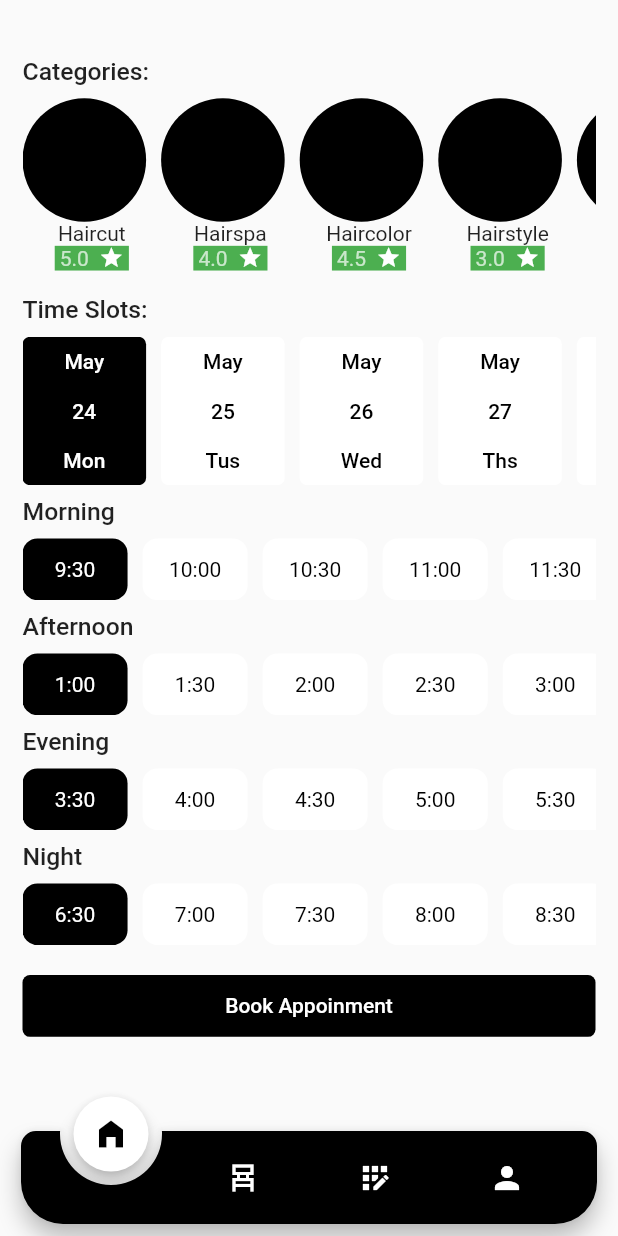
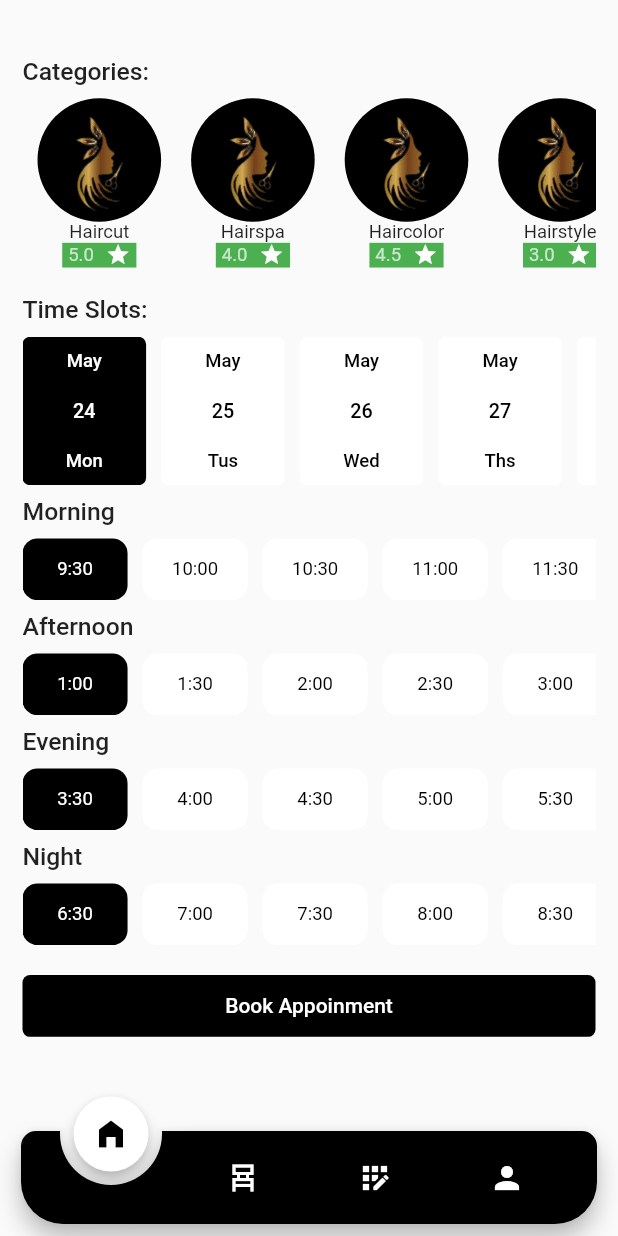
Before and after one commit to shreyachovatiya/hairsalon, a Flutter app: the screen it shows after launch, swiped to page 3, on a phone screen of 412 x 824 dp. Run offline on Flutter 3.47's test engine with Material 2 defaults, Android fonts, the phone set to English and light mode, and no system bars; drawn by our look-alikes of animated_notch_bottom_bar; our stand-ins replace flutter_screenutil, get, liquid_swipe; network calls fail.

Commit message:
booking screen Anjana

```diff
--- a/lib/View/BottomNavigatioBar/booking_screen.dart
+++ b/lib/View/BottomNavigatioBar/booking_screen.dart
@@ -16,12 +16,12 @@ class _BookingScreenState extends State<BookingScreen> {
   int select4 = 0;
 
   List<Map<String, dynamic>> subcategory = [
-    {"simg": "assets/images/", "sname": "Haircut", "sreview": '5.0'},
-    {"simg": "assets/images/", "sname": "Hairspa", "sreview": '4.0'},
-    {"simg": "assets/images/", "sname": "Haircolor", "sreview": '4.5'},
-    {"simg": "assets/images/", "sname": "Hairstyle", "sreview": '3.0'},
-    {"simg": "assets/images/", "sname": "Massage", "sreview": '4.2'},
-    {"simg": "assets/images/", "sname": "Beard", "sreview": '4.7'},
+    {"simg": "assets/images/chair.png", "sname": "Haircut", "sreview": '5.0'},
+    {"simg": "assets/images/chair.png", "sname": "Hairspa", "sreview": '4.0'},
+    {"simg": "assets/images/chair.png", "sname": "Haircolor", "sreview": '4.5'},
+    {"simg": "assets/images/chair.png", "sname": "Hairstyle", "sreview": '3.0'},
+    {"simg": "assets/images/chair.png", "sname": "Massage", "sreview": '4.2'},
+    {"simg": "assets/images/chair.png", "sname": "Beard", "sreview": '4.7'},
   ];
 
   List date = ["24", "25", "26", "27", "28"];
@@ -58,17 +58,25 @@ class _BookingScreenState extends State<BookingScreen> {
                 itemCount: 6,
                 itemBuilder: (context, index) {
                   return Column(
+                    crossAxisAlignment: CrossAxisAlignment.center,
                     children: [
                       Container(
-                        margin: EdgeInsets.only(right: 10),
+                        margin: EdgeInsets.only(right: 10, left: 10),
                         height: height * 0.1,
                         width: width * 0.2,
                         decoration: BoxDecoration(
+                          image: DecorationImage(
+                              image:
+                                  AssetImage("${subcategory[index]['simg']}"),
+                              fit: BoxFit.cover),
                           shape: BoxShape.circle,
                           color: Colors.black,
                         ),
                       ),
-                      Text("${subcategory[index]['sname']}"),
+                      Text(
+                        "${subcategory[index]['sname']}",
+                        style: TextStyle(fontSize: height * 0.015),
+                      ),
                       Container(
                         height: height * 0.02,
                         width: width * 0.12,
@@ -78,7 +86,9 @@ class _BookingScreenState extends State<BookingScreen> {
                           children: [
                             Text(
                               "${subcategory[index]['sreview']}",
-                              style: TextStyle(color: Colors.white70),
+                              style: TextStyle(
+                                  color: Colors.white70,
+                                  fontSize: height * 0.015),
                             ),
                             Icon(Icons.star,
                                 color: Colors.white, size: height * 0.02)
@@ -122,18 +132,21 @@ class _BookingScreenState extends State<BookingScreen> {
                             "May",
                             style: TextStyle(
                                 fontWeight: FontWeight.w500,
+                                fontSize: height * 0.015,
                                 color: select == index
                                     ? Colors.white
                                     : Colors.black),
                           ),
                           Text("${date[index]}",
                               style: TextStyle(
+                                  fontSize: height * 0.016,
                                   fontWeight: FontWeight.w500,
                                   color: select == index
                                       ? Colors.white
                                       : Colors.black)),
                           Text("${day[index]}",
                               style: TextStyle(
+                                  fontSize: height * 0.015,
                                   fontWeight: FontWeight.w500,
                                   color: select == index
                                       ? Colors.white
@@ -176,6 +189,7 @@ class _BookingScreenState extends State<BookingScreen> {
                           child: Text(
                         "${mtime[index]}",
                         style: TextStyle(
+                            fontSize: height * 0.015,
                             color:
                                 select1 == index ? Colors.white : Colors.black),
                       )),
@@ -215,6 +229,7 @@ class _BookingScreenState extends State<BookingScreen> {
                           child: Text(
                         "${afternoontime[index]}",
                         style: TextStyle(
+                            fontSize: height * 0.015,
                             color:
                                 select2 == index ? Colors.white : Colors.black),
                       )),
@@ -254,6 +269,7 @@ class _BookingScreenState extends State<BookingScreen> {
                           child: Text(
                         "${eveningtime[index]}",
                         style: TextStyle(
+                            fontSize: height * 0.015,
                             color:
                                 select3 == index ? Colors.white : Colors.black),
                       )),
@@ -293,6 +309,7 @@ class _BookingScreenState extends State<BookingScreen> {
                           child: Text(
                         "${nighttime[index]}",
                         style: TextStyle(
+                            fontSize: height * 0.015,
                             color:
                                 select4 == index ? Colors.white : Colors.black),
                       )),
```
